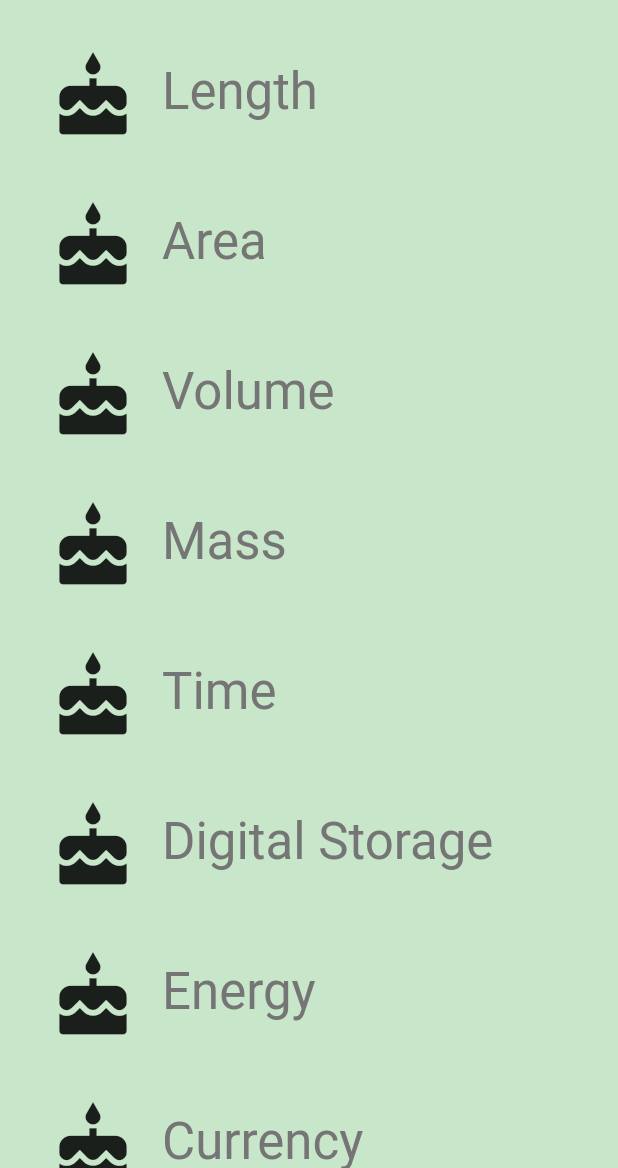
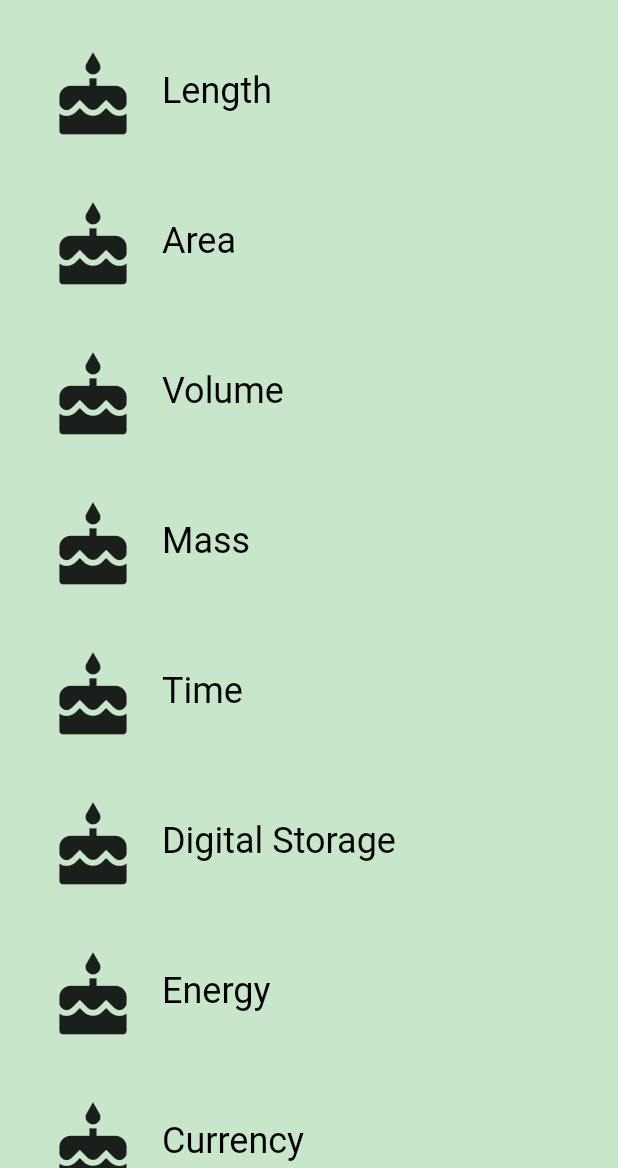
Before and after one commit to SabalNiroula/Personal_project, a Flutter app: the screen it shows after launch, on a phone screen of 412 x 824 dp, the part 68-1236 px from its top. Run offline on Flutter 3.47's test engine with Material 2 defaults, Android fonts, the phone set to English and light mode, and no system bars.

Commit message:
new files are added for more feature

```diff
--- a/lib/category.dart
+++ b/lib/category.dart
@@ -1,124 +1,27 @@
-import 'package:creating_custom_widget/unit.dart';
 import 'package:flutter/material.dart';
-// @required is defined in the meta.dart package
 import 'package:meta/meta.dart';
 
-import 'converter_route.dart';
+import 'unit.dart';
 
-// We use an underscore to indicate that these variables are private.
-// See https://www.dartlang.org/guides/language/effective-dart/design#libraries
-final _rowHeight = 100.0;
-final _borderRadius = BorderRadius.circular(_rowHeight / 2);
-
-/// A custom [Category] widget.
-
-/// The widget is composed on an [Icon] and [Text]. Tapping on the widget shows
-/// a colored [InkWell] animation.
-class Category extends StatelessWidget {
+/// A [Category] keeps track of a list of [Unit]s.
+class Category {
   final String name;
   final ColorSwatch color;
+  final List<Unit> units;
   final IconData iconLocation;
-  final List<Unit> units;
 
-  /// Creates a [Category].
+  /// Information about a [Category].
   ///
-  /// A [Category] saves the name of the Category (e.g. 'Length'), its color for
-  /// the UI, and the icon that represents it (e.g. a ruler).
-  // While the @required checks for whether a named parameter is passed in,
-  // it doesn't check whether the object passed in is null. We check that
-  // in the assert statement.
+  /// A [Category] saves the name of the Category (e.g. 'Length'), a list of its
+  /// its color for the UI, units for conversions (e.g. 'Millimeter', 'Meter'),
+  /// and the icon that represents it (e.g. a ruler).
   const Category({
-    Key key,
     @required this.name,
     @required this.color,
+    @required this.units,
     @required this.iconLocation,
-    @required this.units,
   })  : assert(name != null),
         assert(color != null),
-        assert(iconLocation != null),
         assert(units != null),
-        super(key: key);
-
-  /// Navigates to the [ConverterRoute].
-  void navigateToConverter(BuildContext context) {
-    ///When the list is clicked it routes us to the ConverterRoute class
-    ///When it is clicked all the name,backgroundColor,etc is all stored so on nextPage it is populated with that...
-    Navigator.of(context).push(MaterialPageRoute<Null>(
-      builder: (BuildContext context) {
-        return Scaffold(
-          appBar: AppBar(
-            elevation: 1.0,
-            title: Text(
-              name,
-              style: Theme.of(context).textTheme.headline4,
-            ),
-            centerTitle: true,
-            backgroundColor: color,
-          ),
-          body: ConverterRoute(
-            ///To display the color and the units conversion we need the these parameter so we send them too.
-            ///sending from here can be used to populate using the color and units
-            color: color,
-            units: units,
-          ),
-
-          /// This prevents the attempt to resize the screen when the keyboard
-          /// is opened
-          resizeToAvoidBottomPadding: false,
-        );
-      },
-    ));
-  }
-
-  /// Builds a custom widget that shows [Category] information.
-
-  /// This information includes the icon, name, and color for the [Category].
-  @override
-  // This `context` parameter describes the location of this widget in the
-  // widget tree. It can be used for obtaining Theme data from the nearest
-  // Theme ancestor in the tree. Below, we obtain the display1 text theme.
-  // See https://docs.flutter.io/flutter/material/Theme-class.html
-  Widget build(BuildContext context) {
-    ///The main UI in app comes from here like option like Length,Area,etc...
-    return Material(
-      color: Colors.transparent,
-      child: Container(
-        height: _rowHeight,
-        child: InkWell(
-          borderRadius: _borderRadius,
-          highlightColor: color,
-          splashColor: color,
-          // We can use either the () => function() or the () { function(); }
-          // syntax.
-          onTap: () => navigateToConverter(context),
-          child: Padding(
-            padding: EdgeInsets.all(8.0),
-            child: Row(
-              crossAxisAlignment: CrossAxisAlignment.stretch,
-              // There are two ways to denote a list: `[]` and `List()`.
-              // Prefer to use the literal syntax, i.e. `[]`, instead of `List()`.
-              // You can add the type argument if you'd like, i.e. <Widget>[].
-              // See https://www.dartlang.org/guides/language/effective-dart/usage#do-use-collection-literals-when-possible
-              children: [
-                Padding(
-                  padding: EdgeInsets.all(16.0),
-                  child: Icon(
-                    iconLocation,
-                    size: 60.0,
-                  ),
-                ),
-                Center(
-                  child: Text(
-                    name,
-                    textAlign: TextAlign.center,
-                    style: Theme.of(context).textTheme.headline4,
-                  ),
-                ),
-              ],
-            ),
-          ),
-        ),
-      ),
-    );
-  }
+        assert(iconLocation != null);
 }
--- a/lib/category_route.dart
+++ b/lib/category_route.dart
@@ -1,7 +1,9 @@
 import 'package:creating_custom_widget/category.dart';
-import 'package:creating_custom_widget/main.dart';
 import 'package:creating_custom_widget/unit.dart';
 import 'package:flutter/material.dart';
+import 'category.dart';
+import 'category_tile.dart';
+import 'unit.dart';
 
 final _backgroundColor = Colors.green[100];
 
@@ -12,7 +14,6 @@ final _backgroundColor = Colors.green[100];
 ///
 /// While it is named CategoryRoute, a more apt name would be CategoryScreen,
 /// because it is responsible for the UI at the route's destination.
-
 class CategoryRoute extends StatefulWidget {
   const CategoryRoute();
 
@@ -21,7 +22,10 @@ class CategoryRoute extends StatefulWidget {
 }
 
 class _CategoryRouteState extends State<CategoryRoute> {
-  static const categoryNames = <String>[
+  // TODO: Keep track of a default [Category], and the currently-selected
+  // [Category]
+  final _categories = <Category>[];
+  static const _categoryNames = <String>[
     'Length',
     'Area',
     'Volume',
@@ -31,32 +35,77 @@ class _CategoryRouteState extends State<CategoryRoute> {
     'Energy',
     'Currency',
   ];
+  static const _baseColors = <ColorSwatch>[
+    ColorSwatch(0xFF6AB7A8, {
+      'highlight': Color(0xFF6AB7A8),
+      'splash': Color(0xFF0ABC9B),
+    }),
+    ColorSwatch(0xFFFFD28E, {
+      'highlight': Color(0xFFFFD28E),
+      'splash': Color(0xFFFFA41C),
+    }),
+    ColorSwatch(0xFFFFB7DE, {
+      'highlight': Color(0xFFFFB7DE),
+      'splash': Color(0xFFF94CBF),
+    }),
+    ColorSwatch(0xFF8899A8, {
+      'highlight': Color(0xFF8899A8),
+      'splash': Color(0xFFA9CAE8),
+    }),
+    ColorSwatch(0xFFEAD37E, {
+      'highlight': Color(0xFFEAD37E),
+      'splash': Color(0xFFFFE070),
+    }),
+    ColorSwatch(0xFF81A56F, {
+      'highlight': Color(0xFF81A56F),
+      'splash': Color(0xFF7CC159),
+    }),
+    ColorSwatch(0xFFD7C0E2, {
+      'highlight': Color(0xFFD7C0E2),
+      'splash': Color(0xFFCA90E5),
+    }),
+    ColorSwatch(0xFFCE9A9A, {
+      'highlight': Color(0xFFCE9A9A),
+      'splash': Color(0xFFF94D56),
+      'error': Color(0xFF912D2D),
+    }),
+  ];
 
-  static const baseColors = <Color>[
-    Colors.teal,
-    Colors.orange,
-    Colors.pinkAccent,
-    Colors.blueAccent,
-    Colors.yellow,
-    Colors.greenAccent,
-    Colors.purpleAccent,
-    Colors.red,
-  ];
+  @override
+  void initState() {
+    super.initState();
+    // TODO: Set the default [Category] for the unit converter that opens
+    for (var i = 0; i < _categoryNames.length; i++) {
+      _categories.add(Category(
+        name: _categoryNames[i],
+        color: _baseColors[i],
+        iconLocation: Icons.cake,
+        units: _retrieveUnitList(_categoryNames[i]),
+      ));
+    }
+  }
+
+  // TODO: Fill out this function
+  /// Function to call when a [Category] is tapped.
+  void _onCategoryTap(Category category) {}
 
   /// Makes the correct number of rows for the list view.
   ///
   /// For portrait, we use a [ListView].
-  /// builds the listView for the categories which has all the name, color and icons.
-  Widget buildCategoryWidgets(List<Widget> categories) {
+  Widget _buildCategoryWidgets() {
     return ListView.builder(
-      itemBuilder: (BuildContext context, int index) => categories[index],
-      itemCount: categories.length,
+      itemBuilder: (BuildContext context, int index) {
+        return CategoryTile(
+          category: _categories[index],
+          onTap: _onCategoryTap,
+        );
+      },
+      itemCount: _categories.length,
     );
   }
 
   /// Returns a list of mock [Unit]s.
-  List<Unit> retrieveUnitList(String categoryName) {
-    ///It creates the unitList for converting
+  List<Unit> _retrieveUnitList(String categoryName) {
     return List.generate(10, (int i) {
       i += 1;
       return Unit(
@@ -68,26 +117,11 @@ class _CategoryRouteState extends State<CategoryRoute> {
 
   @override
   Widget build(BuildContext context) {
-    final categories = <Category>[];
-
-///Adds all the names color and icon in the list
-    for (int i = 0; i < categoryNames.length; i++) {
-      categories.add(new Category(
-          name: categoryNames[i],
-          color: baseColors[i],
-          iconLocation: Icons.cake,
-          ///creates a 10 unit list
-          units: retrieveUnitList(categoryName)
-          ));
-    }
-
+    // TODO: Import and use the Backdrop widget
     final listView = Container(
       color: _backgroundColor,
       padding: EdgeInsets.symmetric(horizontal: 8.0),
-      ///builds the listview here which populates the entire screen
-      child: buildCategoryWidgets(
-        categories,
-      ),
+      child: _buildCategoryWidgets(),
     );
 
     final appBar = AppBar(
--- /dev/null
+++ b/lib/category_tile.dart
@@ -0,0 +1,103 @@
+import 'package:flutter/material.dart';
+import 'package:meta/meta.dart';
+
+import 'category.dart';
+import 'unit_converter.dart';
+
+// We use an underscore to indicate that these variables are private.
+// See https://www.dartlang.org/guides/language/effective-dart/design#libraries
+const _rowHeight = 100.0;
+final _borderRadius = BorderRadius.circular(_rowHeight / 2);
+
+/// A [CategoryTile] to display a [Category].
+class CategoryTile extends StatelessWidget {
+  final Category category;
+  final ValueChanged<Category> onTap;
+
+  /// The [CategoryTile] shows the name and color of a [Category] for unit
+  /// conversions.
+  ///
+  /// Tapping on it brings you to the unit converter.
+  const CategoryTile({
+    Key key,
+    @required this.category,
+    @required this.onTap,
+  })  : assert(category != null),
+        assert(onTap != null),
+        super(key: key);
+
+  /// Navigates to the [UnitConverter].
+  void _navigateToConverter(BuildContext context) {
+    Navigator.of(context).push(MaterialPageRoute<Null>(
+      builder: (BuildContext context) {
+        return Scaffold(
+          appBar: AppBar(
+            elevation: 1.0,
+            title: Text(
+              category.name,
+              style: Theme.of(context).textTheme.headline4,
+            ),
+            centerTitle: true,
+            backgroundColor: category.color,
+          ),
+          body: UnitConverter(category: category),
+          // This prevents the attempt to resize the screen when the keyboard
+          // is opened
+          resizeToAvoidBottomPadding: false,
+        );
+      },
+    ));
+  }
+
+  /// Builds a custom widget that shows [Category] information.
+  ///
+  /// This information includes the icon, name, and color for the [Category].
+  @override
+  // This `context` parameter describes the location of this widget in the
+  // widget tree. It can be used for obtaining Theme data from the nearest
+  // Theme ancestor in the tree. Below, we obtain the display1 text theme.
+  // See https://docs.flutter.io/flutter/material/Theme-class.html
+  Widget build(BuildContext context) {
+    return Material(
+      color: Colors.transparent,
+      child: Container(
+        height: _rowHeight,
+        child: InkWell(
+          borderRadius: _borderRadius,
+          highlightColor: category.color['highlight'],
+          splashColor: category.color['splash'],
+          // We can use either the () => function() or the () { function(); }
+          // syntax.
+          // TODO: This should call the onTap() passed into the constructor
+          onTap: () => _navigateToConverter(context),
+          child: Padding(
+            padding: EdgeInsets.all(8.0),
+            child: Row(
+              crossAxisAlignment: CrossAxisAlignment.stretch,
+              // There are two ways to denote a list: `[]` and `List()`.
+              // Prefer to use the literal syntax, i.e. `[]`, instead of `List()`.
+              // You can add the type argument if you'd like, i.e. <Widget>[].
+              // See https://www.dartlang.org/guides/language/effective-dart/usage#do-use-collection-literals-when-possible
+              children: [
+                Padding(
+                  padding: EdgeInsets.all(16.0),
+                  child: Icon(
+                    category.iconLocation,
+                    size: 60.0,
+                  ),
+                ),
+                Center(
+                  child: Text(
+                    category.name,
+                    textAlign: TextAlign.center,
+                    style: Theme.of(context).textTheme.headline5,
+                  ),
+                ),
+              ],
+            ),
+          ),
+        ),
+      ),
+    );
+  }
+}
```
Also changed, not shown: lib/backdrop.dart (added, +274 -0 lines), lib/unit_converter.dart (renamed from lib/converter_route.dart, +29 -20 lines).
